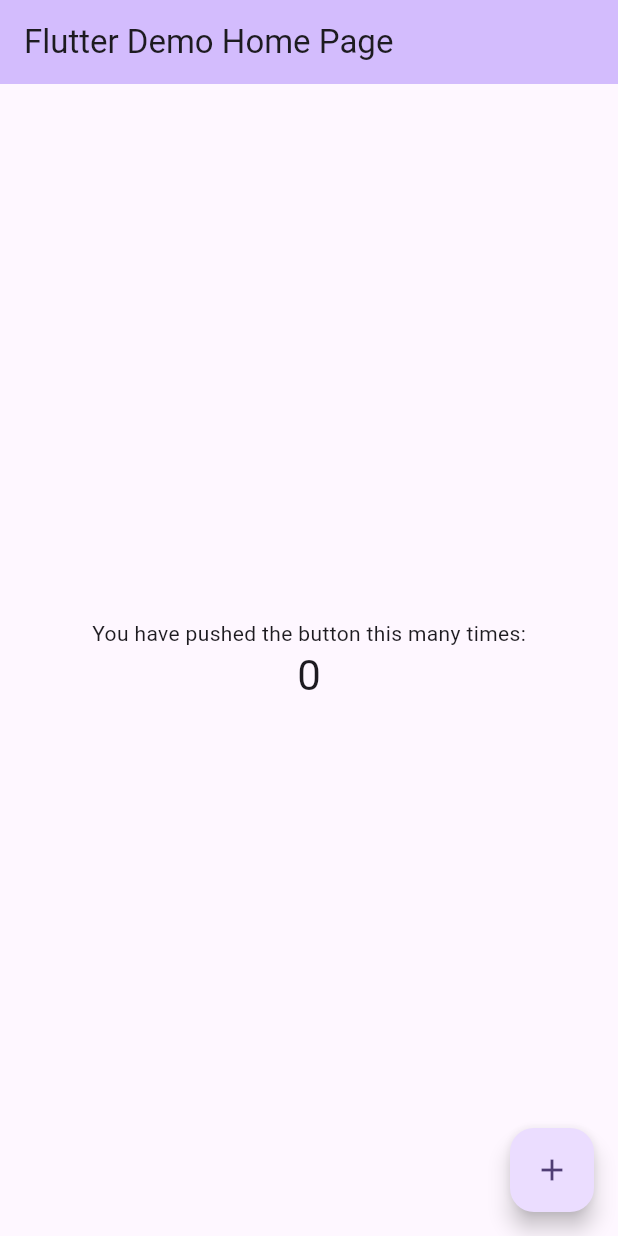
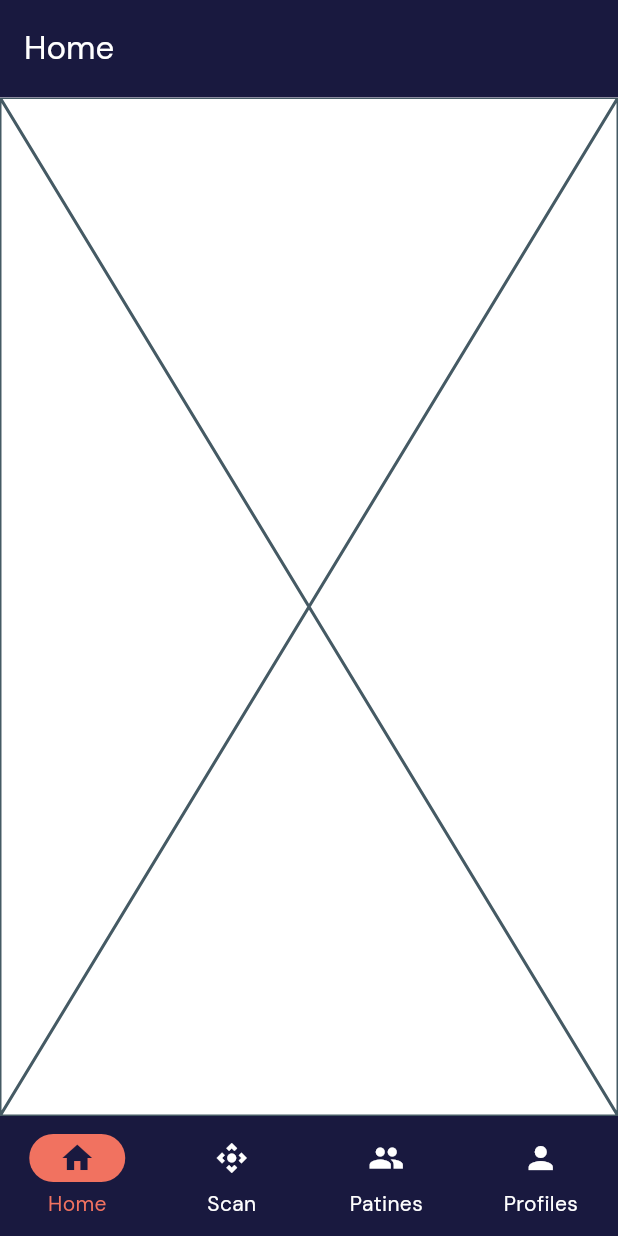
Before and after one commit to fundusnap/Fundusnap-App, a Flutter app: the screen it shows after launch, on a phone screen of 412 x 824 dp. Run offline on Flutter 3.47's test engine with Material 3 defaults, Android fonts, the phone set to English and light mode, and no system bars; our stand-ins replace go_router, google_fonts.

Commit message:
finished layout

```diff
--- /dev/null
+++ b/lib/app/app.dart
@@ -0,0 +1,19 @@
+import 'package:flutter/material.dart';
+import 'package:go_router/go_router.dart';
+import 'package:sugeye/app/themes/light_mode.dart';
+
+class App extends StatelessWidget {
+  const App({required this.router, super.key});
+
+  final GoRouter router;
+
+  @override
+  Widget build(BuildContext context) {
+    return MaterialApp.router(
+      debugShowCheckedModeBanner: false,
+      title: 'Sugeye',
+      theme: sugeyeLightTheme,
+      routerConfig: router,
+    );
+  }
+}
--- a/lib/app/layout/layout_scaffold_with_nav.dart
+++ b/lib/app/layout/layout_scaffold_with_nav.dart
@@ -1,16 +1,37 @@
 import 'package:flutter/material.dart';
 import 'package:go_router/go_router.dart';
 import 'package:sugeye/app/layout/destinations.dart';
+import 'package:sugeye/app/routing/routes.dart';
 
 class LayoutScaffoldWithNav extends StatelessWidget {
-  const LayoutScaffoldWithNav({required this.navigationShell, super.key});
+  const LayoutScaffoldWithNav({
+    required this.navigationShell,
+    required this.shellLocation,
+    super.key,
+  });
 
   final StatefulNavigationShell navigationShell;
+  final String shellLocation;
 
   @override
   Widget build(BuildContext context) {
+    late String appBarTitle;
+
+    switch (shellLocation) {
+      case Routes.home:
+        appBarTitle = "Home";
+      case Routes.scan:
+        appBarTitle = "Scan";
+      case Routes.patients:
+        appBarTitle = "Patients";
+      case Routes.profile:
+        appBarTitle = "Profile";
+      default:
+        "";
+    }
+
     return Scaffold(
-      appBar: AppBar(title: Text('Layout Scaffold with Nav')),
+      appBar: AppBar(title: Text(appBarTitle)),
       body: navigationShell,
       bottomNavigationBar: NavigationBar(
         destinations: destinations
@@ -18,7 +39,7 @@ class LayoutScaffoldWithNav extends StatelessWidget {
               (destination) => NavigationDestination(
                 icon: Icon(destination.icon),
                 label: destination.label,
-                selectedIcon: Icon(destination.selectedIcon),
+                // selectedIcon: Icon(destination.icon),
               ),
             )
             .toList(),
--- a/lib/app/routing/routes.dart
+++ b/lib/app/routing/routes.dart
@@ -2,5 +2,5 @@ class Routes {
   static const String home = "/home";
   static const String scan = "/scan";
   static const String patients = "/patients";
-  static const String profiles = "/profile";
+  static const String profile = "/profile";
 }
--- a/lib/app/themes/light_mode.dart
+++ b/lib/app/themes/light_mode.dart
@@ -0,0 +1,34 @@
+import 'package:flutter/material.dart';
+import 'package:google_fonts/google_fonts.dart';
+import 'package:sugeye/app/themes/app_colors.dart';
+
+final ColorScheme sugeyeLightColor = ColorScheme.fromSeed(
+  seedColor: AppColors.haiti,
+  brightness: Brightness.light,
+);
+
+final ThemeData sugeyeLightTheme = ThemeData().copyWith(
+  colorScheme: sugeyeLightColor,
+  textTheme: GoogleFonts.dmSansTextTheme(),
+  appBarTheme: const AppBarTheme(
+    toolbarHeight: 65,
+    backgroundColor: AppColors.haiti,
+    foregroundColor: AppColors.white,
+  ),
+  navigationBarTheme: NavigationBarThemeData(
+    backgroundColor: AppColors.haiti,
+    indicatorColor: AppColors.bittersweet,
+    iconTheme: WidgetStateProperty.resolveWith(
+      (Set<WidgetState> states) => states.contains(WidgetState.selected)
+          ? (const IconThemeData(color: AppColors.haiti))
+          : (const IconThemeData(color: AppColors.white)),
+    ),
+    labelTextStyle: WidgetStateProperty.resolveWith(
+      (Set<WidgetState> states) => states.contains(WidgetState.selected)
+          ? const TextStyle(color: AppColors.bittersweet)
+          : const TextStyle(color: AppColors.white),
+    ),
+  ),
+
+  scaffoldBackgroundColor: AppColors.white,
+);
--- /dev/null
+++ b/lib/features/home/presentation/screens/home_screen.dart
@@ -0,0 +1,10 @@
+import 'package:flutter/material.dart';
+
+class HomeScreen extends StatelessWidget {
+  const HomeScreen({super.key});
+
+  @override
+  Widget build(BuildContext context) {
+    return Placeholder();
+  }
+}
--- a/lib/main.dart
+++ b/lib/main.dart
@@ -1,65 +1,10 @@
 import 'package:flutter/material.dart';
+import 'package:go_router/go_router.dart';
+import 'package:sugeye/app/app.dart';
+import 'package:sugeye/app/routing/routing_service.dart';
 
 void main() {
-  runApp(const MyApp());
+  WidgetsFlutterBinding.ensureInitialized();
+  GoRouter router = RoutingService().router;
+  runApp(App(router: router));
 }
-
-class MyApp extends StatelessWidget {
-  const MyApp({super.key});
-  @override
-  Widget build(BuildContext context) {
-    return MaterialApp(
-      title: 'Flutter Demo',
-      theme: ThemeData(
-        colorScheme: ColorScheme.fromSeed(seedColor: Colors.deepPurple),
-      ),
-      home: const MyHomePage(title: 'Flutter Demo Home Page'),
-    );
-  }
-}
-
-class MyHomePage extends StatefulWidget {
-  const MyHomePage({super.key, required this.title});
-
-  final String title;
-
-  @override
-  State<MyHomePage> createState() => _MyHomePageState();
-}
-
-class _MyHomePageState extends State<MyHomePage> {
-  int _counter = 0;
-
-  void _incrementCounter() {
-    setState(() {
-      _counter++;
-    });
-  }
-
-  @override
-  Widget build(BuildContext context) {
-    return Scaffold(
-      appBar: AppBar(
-        backgroundColor: Theme.of(context).colorScheme.inversePrimary,
-        title: Text(widget.title),
-      ),
-      body: Center(
-        child: Column(
-          mainAxisAlignment: MainAxisAlignment.center,
-          children: <Widget>[
-            const Text('You have pushed the button this many times:'),
-            Text(
-              '$_counter',
-              style: Theme.of(context).textTheme.headlineMedium,
-            ),
-          ],
-        ),
-      ),
-      floatingActionButton: FloatingActionButton(
-        onPressed: _incrementCounter,
-        tooltip: 'Increment',
-        child: const Icon(Icons.add),
-      ),
-    );
-  }
-}
```
Also changed, not shown: lib/app/routing/routing_service.dart (+72 -0 lines), lib/app/themes/app_colors.dart (+28 -0 lines), lib/features/patients/screens/patients_screen.dart (added, +10 -0 lines), lib/features/profile/presentation/screens/profile_screen.dart (added, +10 -0 lines), lib/features/scan/presentation/screens/scan_screen.dart (added, +10 -0 lines), 1 other file.
